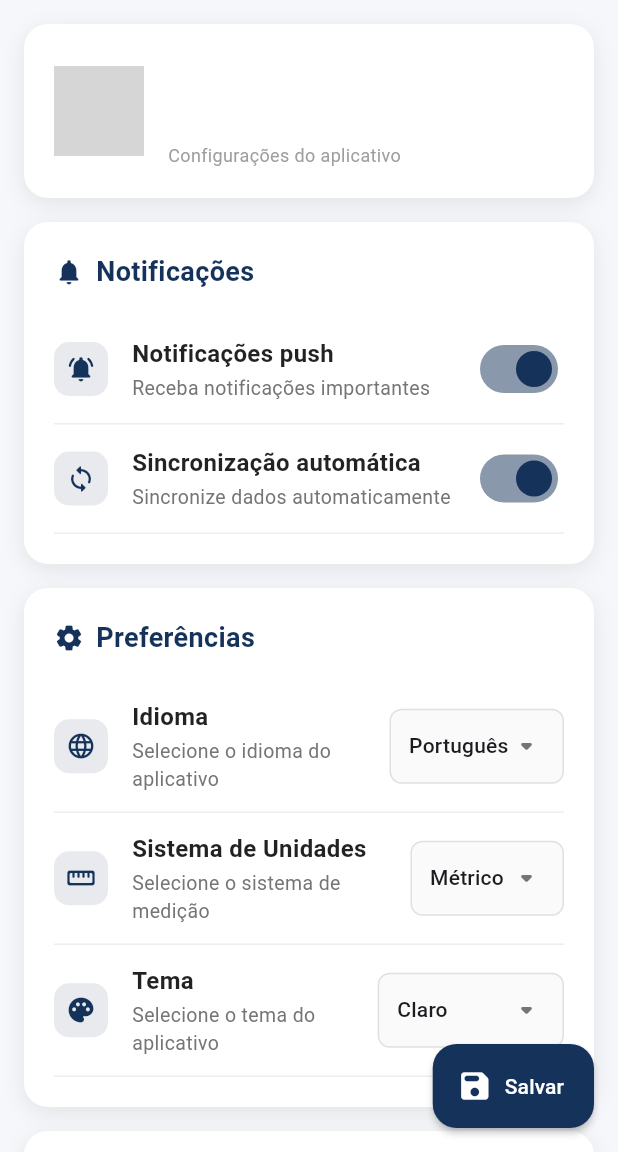
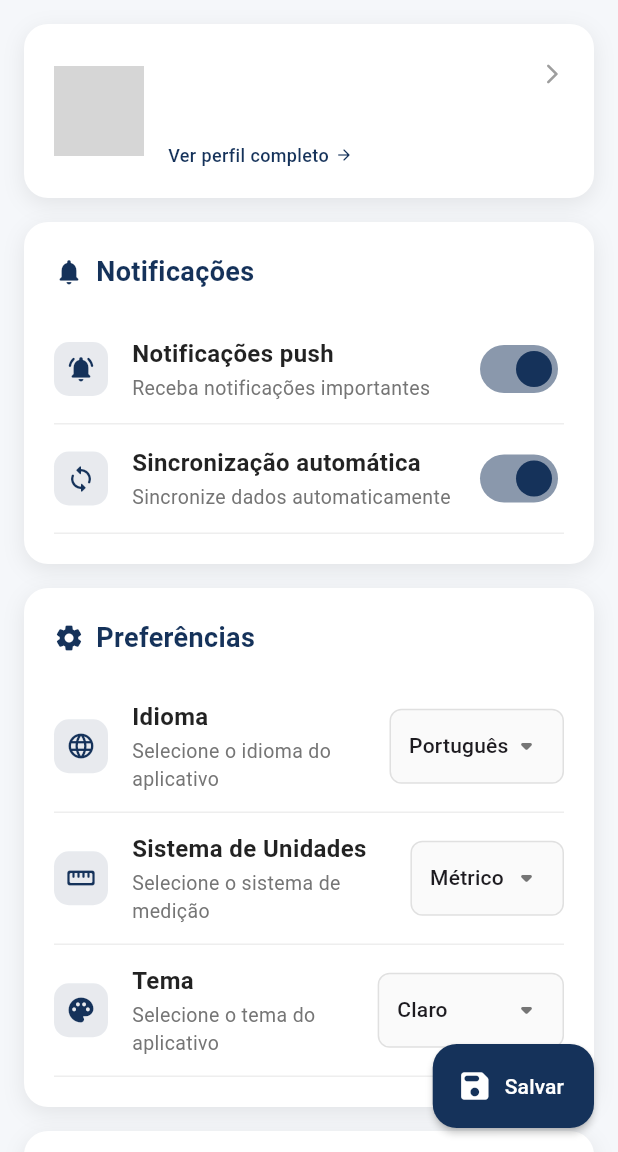
Before and after one commit to Fparaiz0/app_magnojet, a Flutter app: the SettingsPage screen opened directly, on a phone screen of 412 x 824 dp, the part 84-1236 px from its top. Run offline on Flutter 3.47's test engine with Material 3 defaults, Android fonts, the phone set to English and light mode, and no system bars; our stand-ins replace connectivity_plus, flutter_dotenv, geocoding, geolocator, image_picker, material_design_icons_flutter and 2 more; accounts and stored records are empty; network calls fail; grey boxes are pictures that could not be loaded.

Commit message:
feat: add profile redirect from settings page

```diff
--- a/lib/pages/home/settings_page.dart
+++ b/lib/pages/home/settings_page.dart
@@ -187,7 +187,14 @@ class _SettingsPageState extends State<SettingsPage> {
   }
 
   Widget _buildUserInfoCard() {
-    return Container(
+    return GestureDetector(
+      onTap: () {
+        Navigator.push(
+          context,
+          MaterialPageRoute(builder: (context) => const ProfilePage()),
+        );
+      },
+      child: Container(
         margin: const EdgeInsets.only(bottom: 16),
         padding: const EdgeInsets.all(20),
         decoration: BoxDecoration(
@@ -229,13 +236,24 @@ class _SettingsPageState extends State<SettingsPage> {
               child: Column(
                 crossAxisAlignment: CrossAxisAlignment.start,
                 children: [
-                Text(
+                  Row(
+                    children: [
+                      Expanded(
+                        child: Text(
                           _userName,
                           style: const TextStyle(
                             fontSize: 18,
                             fontWeight: FontWeight.w700,
                             color: primaryColor,
                           ),
+                        ),
+                      ),
+                      const Icon(
+                        Icons.arrow_forward_ios_rounded,
+                        size: 16,
+                        color: Colors.grey,
+                      ),
+                    ],
                   ),
                   const SizedBox(height: 4),
                   Text(
@@ -247,17 +265,29 @@ class _SettingsPageState extends State<SettingsPage> {
                     overflow: TextOverflow.ellipsis,
                   ),
                   const SizedBox(height: 8),
+                  Row(
+                    children: [
                       Text(
-                  'Configurações do aplicativo',
+                        'Ver perfil completo',
                         style: TextStyle(
                           fontSize: 12,
-                    color: Colors.grey.shade500,
+                          color: primaryColor,
+                          fontWeight: FontWeight.w500,
                         ),
+                      ),
+                      const SizedBox(width: 4),
+                      Icon(
+                        Icons.arrow_forward_rounded,
+                        size: 12,
+                        color: primaryColor,
+                      ),
+                    ],
                   ),
                 ],
               ),
             ),
           ],
+        ),
       ),
     );
   }
@@ -442,8 +472,7 @@ class _SettingsPageState extends State<SettingsPage> {
               ),
             ),
           ],
-      ),
-    );
+        ));
   }
 
   Widget _buildActionButton({
```
Lines whose indentation alone changed are shown as unchanged.
